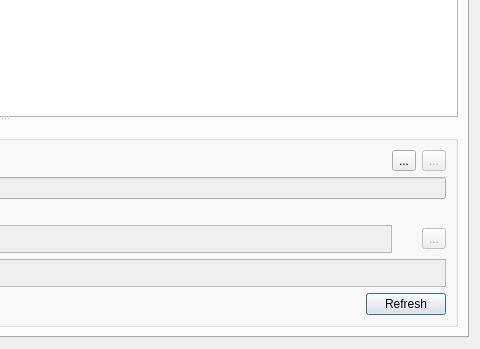
First picture: the form in src/app/valentina/dialogs/dialogincrements.ui, repository OpnTec/fashionmaker, before the edit; both pictures show x 480 to 960 and y 227 to 576 of the 960 by 576 pixel window.
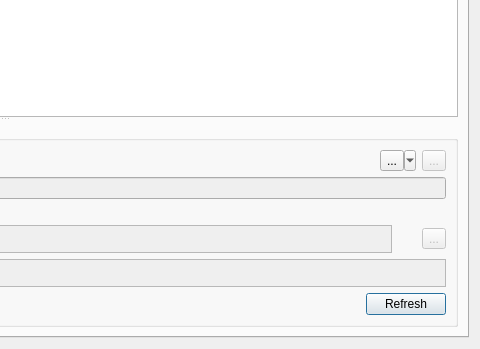
Second picture: the form after the edit. Icons and pictures are not drawn. Custom widgets are drawn as their Qt base class.

Patch:
```diff
--- a/src/app/valentina/dialogs/dialogincrements.ui
+++ b/src/app/valentina/dialogs/dialogincrements.ui
@@ -278,6 +278,9 @@
                 <iconset theme="list-add">
                  <normaloff>.</normaloff>.</iconset>
                </property>
+               <property name="popupMode">
+                <enum>QToolButton::MenuButtonPopup</enum>
+               </property>
               </widget>
              </item>
              <item alignment="Qt::AlignLeft">
```
Left out of the diff: 15 changed lines with no effect on the pictures.
